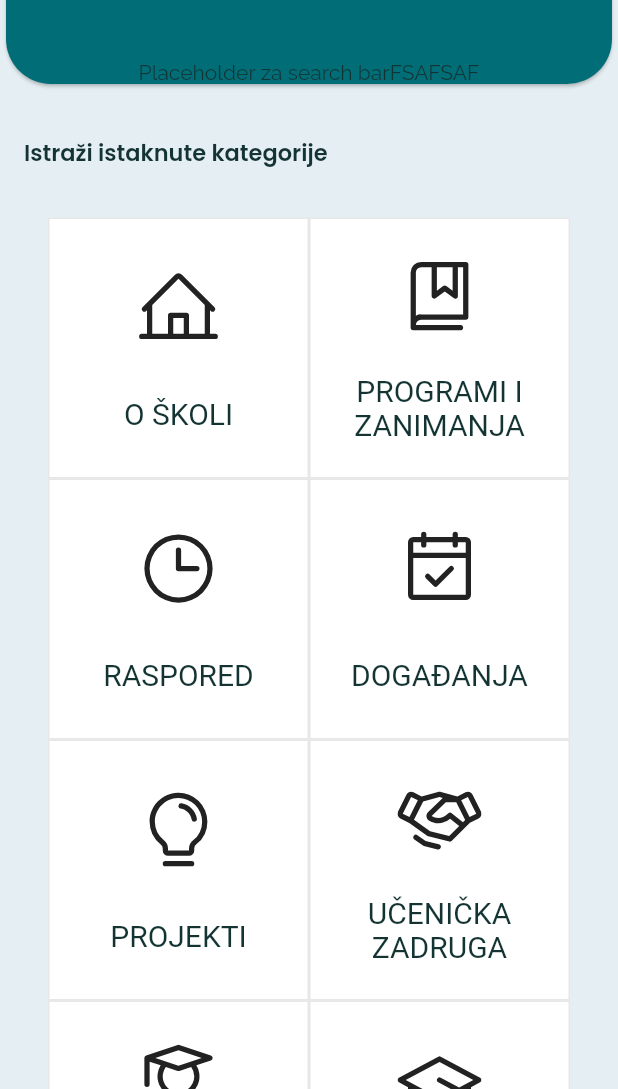
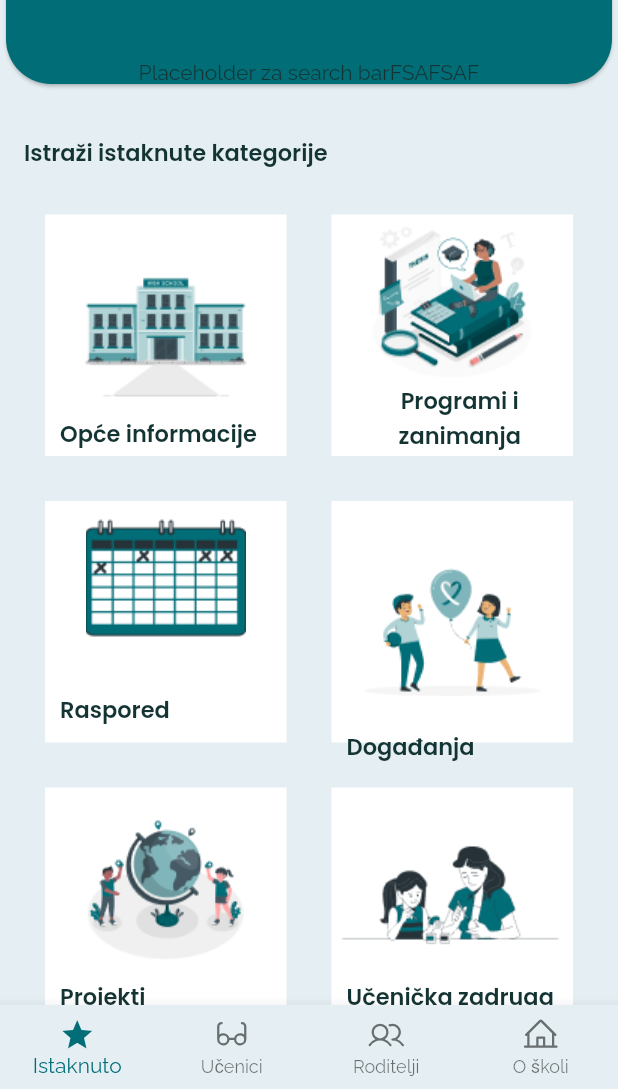
Before and after one commit to lovrodijanovic/SS-Donji-Miholjac, a Flutter app: the screen it shows after launch, on a phone screen of 412 x 824 dp, the part 147-1236 px from its top. Run offline on Flutter 3.47's test engine with Material 2 defaults, Android fonts, the phone set to English and light mode, and no system bars; our stand-ins replace flutter_phosphor_icons, google_fonts, hexcolor; Roboto replaces fonts that are missing (RobotoCondensed).

Commit message:
small changes

```diff
--- a/lib/functionalites.dart
+++ b/lib/functionalites.dart
@@ -1,86 +1,59 @@
 import 'package:flutter/material.dart';
 import 'models/functionality.dart';
-import 'package:flutter_phosphor_icons/flutter_phosphor_icons.dart';
 
-const functionalities = [
+List<Functionaly> functionalities = [
   Functionaly(
       id: 'f1',
-      title: 'O školi',
-      icon: Icon(
-        PhosphorIcons.house_line,
-        size: 56.0,
+      title: 'Opće informacije',
+      image: Image.asset(
+        'assets/images/high_school.png',
+        fit: BoxFit.fitHeight,
       ),
       route: 'aboutSchool'),
   Functionaly(
       id: 'f2',
       title: 'Programi i zanimanja',
-      icon: Icon(
-        PhosphorIcons.book_bookmark,
-        size: 56.0,
-      ),
+      image: Image.asset('assets/images/programi_zanimanja.png',
+          fit: BoxFit.fitHeight),
       route: 'programDescription'),
   Functionaly(
       id: 'f3',
       title: 'Raspored',
-      icon: Icon(
-        PhosphorIcons.clock,
-        size: 56.0,
-      ),
+      image: Image.asset('assets/images/raspored.png'),
       route: 'scedule'),
   Functionaly(
       id: 'f4',
       title: 'Događanja',
-      icon: Icon(
-        PhosphorIcons.calendar_check,
-        size: 56.0,
-      ),
+      image: Image.asset('assets/images/dogadanja.png'),
       route: 'events'),
   Functionaly(
       id: 'f5',
       title: 'Projekti',
-      icon: Icon(
-        PhosphorIcons.lightbulb,
-        size: 56.0,
-      ),
+      image: Image.asset('assets/images/projekti.png'),
       route: 'projects'),
   Functionaly(
       id: 'f6',
       title: 'Učenička zadruga',
-      icon: Icon(
-        PhosphorIcons.handshake,
-        size: 56.0,
-      ),
+      image: Image.asset('assets/images/udruga.png'),
       route: 'studentAssociation'),
   Functionaly(
       id: 'f7',
       title: 'Upis u prvi razred',
-      icon: Icon(
-        PhosphorIcons.student,
-        size: 56.0,
-      ),
+      image: Image.asset('assets/images/upisi_u_prvi_razred.png'),
       route: 'firstGrade'),
   Functionaly(
       id: 'f8',
       title: 'Završni razredi',
-      icon: Icon(
-        PhosphorIcons.graduation_cap,
-        size: 56.0,
-      ),
+      image: Image.asset('assets/images/zavrsni_razredi.png'),
       route: 'lastGrade'),
   Functionaly(
       id: 'f9',
       title: 'Oglasna ploča',
-      icon: Icon(
-        PhosphorIcons.clipboard,
-        size: 56.0,
-      ),
+      image: Image.asset('assets/images/oglasna_ploca.png'),
       route: 'notifications'),
   Functionaly(
       id: 'f10',
       title: 'Informacije i kontakt, knjižnica',
-      icon: Icon(
-        PhosphorIcons.info,
-        size: 56.0,
-      ),
+      image: Image.asset('assets/images/knjiznica.png'),
       route: 'informationAndContact'),
 ];
--- a/lib/functionality_item.dart
+++ b/lib/functionality_item.dart
@@ -1,12 +1,15 @@
 import 'package:flutter/material.dart';
+import 'package:google_fonts/google_fonts.dart';
 
 class FunctionalityItem extends StatelessWidget {
   final String id;
   final String title;
-  final Icon icon;
+  final Image image;
   final String route;
 
-  const FunctionalityItem(this.id, this.title, this.icon, this.route, {Key? key}) : super(key: key);
+  const FunctionalityItem(this.id, this.title, this.image, this.route,
+      {Key? key})
+      : super(key: key);
 
   @override
   Widget build(BuildContext context) {
@@ -16,20 +19,26 @@ class FunctionalityItem extends StatelessWidget {
       },
       splashColor: Theme.of(context).primaryColor,
       child: Container(
-          decoration: BoxDecoration(
-              color: Colors.white,
-              border: Border.all(color: const Color.fromARGB(255, 231, 231, 231))),
+          decoration: const BoxDecoration(
+            color: Colors.white,
+          ),
           child: Column(
             mainAxisAlignment: MainAxisAlignment.spaceEvenly,
             children: [
-              icon,
-              Text(
-                title,
-                style: const TextStyle(
-                    fontSize: 20,
-                    fontFamily: 'RobotoCondensed',
-                    fontWeight: FontWeight.w400),
-                textAlign: TextAlign.center,
+              image,
+              Padding(
+                padding: const EdgeInsets.only(left: 10),
+                child: Align(
+                  alignment: Alignment.centerLeft,
+                  child: Text(
+                    title,
+                    style: GoogleFonts.getFont('Poppins',
+                        fontSize: 15,
+                        fontStyle: FontStyle.normal,
+                        fontWeight: FontWeight.w600),
+                    textAlign: TextAlign.center,
+                  ),
+                ),
               ),
             ],
           )),
--- a/lib/models/functionality.dart
+++ b/lib/models/functionality.dart
@@ -3,13 +3,12 @@ import 'package:flutter/cupertino.dart';
 class Functionaly {
   final String id;
   final String title;
-  final Icon icon;
+  final Image image;
   final String route;
 
-  const Functionaly({
-    required this.id,
-    required this.title,
-    required this.icon,
-    required this.route
-  });
+  const Functionaly(
+      {required this.id,
+      required this.title,
+      required this.image,
+      required this.route});
 }
--- /dev/null
+++ b/lib/navigation_bar.dart
@@ -0,0 +1,60 @@
+import 'package:flutter/material.dart';
+import 'package:hexcolor/hexcolor.dart';
+import 'package:flutter_phosphor_icons/flutter_phosphor_icons.dart';
+import 'package:ss_donji_miholjac/selection_screen.dart';
+
+class MyNavigationBar extends StatefulWidget {
+  const MyNavigationBar({Key? key}) : super(key: key);
+
+  @override
+  State<MyNavigationBar> createState() => _MyNavigationBarState();
+}
+
+class _MyNavigationBarState extends State<MyNavigationBar> {
+  int _selectedIndex = 0;
+  static final List<Widget> _widgetOptions = <Widget>[
+    SelectionScreen(),
+    SelectionScreen(),
+    SelectionScreen(),
+    SelectionScreen(),
+  ];
+
+  void _onItemTapped(int index) {
+    setState(() {
+      _selectedIndex = index;
+    });
+  }
+
+  @override
+  Widget build(BuildContext context) {
+    return Scaffold(
+      body: Center(
+        child: _widgetOptions.elementAt(_selectedIndex),
+      ),
+      bottomNavigationBar: BottomNavigationBar(
+        type: BottomNavigationBarType.fixed,
+        items: const <BottomNavigationBarItem>[
+          BottomNavigationBarItem(
+            icon: Icon(Icons.star),
+            label: 'Istaknuto',
+          ),
+          BottomNavigationBarItem(
+            icon: Icon(PhosphorIcons.eyeglasses),
+            label: 'Učenici',
+          ),
+          BottomNavigationBarItem(
+            icon: Icon(PhosphorIcons.users),
+            label: 'Roditelji',
+          ),
+          BottomNavigationBarItem(
+            icon: Icon(PhosphorIcons.house_line),
+            label: 'O školi',
+          ),
+        ],
+        currentIndex: _selectedIndex,
+        selectedItemColor: HexColor('#006D77'),
+        onTap: _onItemTapped,
+      ),
+    );
+  }
+}
--- a/lib/selection_screen.dart
+++ b/lib/selection_screen.dart
@@ -14,19 +14,30 @@ class SelectionScreen extends StatelessWidget {
     return Scaffold(
       body: Column(
         children: [
-          Card(
-            shape: const RoundedRectangleBorder(borderRadius: BorderRadius.all(Radius.circular(30))),
+          Padding(
+            padding:
+                EdgeInsets.only(top: MediaQuery.of(context).viewPadding.top),
+            child: Card(
+                shape: const RoundedRectangleBorder(
+                    borderRadius: BorderRadius.all(Radius.circular(30))),
                 color: HexColor('#006D77'),
                 child: SizedBox(
                   width: double.infinity,
                   child: Column(
-                children:[
+                    children: [
                       Align(
                         alignment: Alignment.topRight,
                         child: IconButton(
                           alignment: Alignment.centerLeft,
-                      onPressed: () {},
-                      icon: const Icon(PhosphorIcons.info, size: 25, color: Colors.white,),
+                          onPressed: () {
+                            Navigator.pushNamed(
+                                context, 'informationAndContact');
+                          },
+                          icon: const Icon(
+                            PhosphorIcons.info,
+                            size: 25,
+                            color: Colors.white,
+                          ),
                         ),
                       ),
                       Container(
@@ -35,34 +46,52 @@ class SelectionScreen extends StatelessWidget {
                           children: [
                             Align(
                                 alignment: Alignment.centerLeft,
-                        child:
-                          Text('Dobrodošli,', style: GoogleFonts.getFont('Poppins', color: Colors.white, fontWeight: FontWeight.w600, fontSize: 15, fontStyle: FontStyle.normal),)),
+                                child: Text(
+                                  'Dobrodošli,',
+                                  style: GoogleFonts.getFont('Poppins',
+                                      color: Colors.white,
+                                      fontWeight: FontWeight.w600,
+                                      fontSize: 15,
+                                      fontStyle: FontStyle.normal),
+                                )),
                             Align(
                                 alignment: Alignment.centerLeft,
-                      child:
-                        Text('Srednja škola Donji Miholjac', style: GoogleFonts.getFont('Poppins', color: Colors.white, fontSize: 15, fontStyle: FontStyle.normal),)
-                    )
+                                child: Text(
+                                  'Srednja škola Donji Miholjac',
+                                  style: GoogleFonts.getFont('Poppins',
+                                      color: Colors.white,
+                                      fontSize: 15,
+                                      fontStyle: FontStyle.normal),
+                                ))
                           ],
                         ),
                       ),
                       Text('Placeholder za search barFSAFSAF')
                     ],
                   ),
-            )
+                )),
           ),
           Padding(
             padding: const EdgeInsets.only(left: 16, top: 30),
-            child: Align(alignment: Alignment.centerLeft,child: Text('Istraži istaknute kategorije', style: GoogleFonts.getFont('Poppins', fontWeight: FontWeight.w600, fontSize: 15, fontStyle: FontStyle.normal))),
+            child: Align(
+                alignment: Alignment.centerLeft,
+                child: Text('Istraži istaknute kategorije',
+                    style: GoogleFonts.getFont('Poppins',
+                        fontWeight: FontWeight.w600,
+                        fontSize: 15,
+                        fontStyle: FontStyle.normal))),
           ),
           Expanded(
             child: GridView(
-              padding: const EdgeInsets.all(32),
+              padding: const EdgeInsets.all(30),
               gridDelegate: const SliverGridDelegateWithMaxCrossAxisExtent(
+                crossAxisSpacing: 30,
+                mainAxisSpacing: 30,
                 maxCrossAxisExtent: 200,
               ),
               children: functionalities
                   .map((funData) => FunctionalityItem(
-                      funData.id, funData.title.toUpperCase(), funData.icon, funData.route))
+                      funData.id, funData.title, funData.image, funData.route))
                   .toList(),
             ),
           ),
--- a/lib/splash.dart
+++ b/lib/splash.dart
@@ -1,6 +1,8 @@
 import 'package:flutter/material.dart';
 import 'package:ss_donji_miholjac/selection_screen.dart';
 import 'package:google_fonts/google_fonts.dart';
+
+import 'navigation_bar.dart';
 
 class Splash extends StatefulWidget {
   const Splash({Key? key}) : super(key: key);
@@ -16,11 +18,11 @@ class _SplashState extends State<Splash> {
     _navigatetohome();
   }
 
-  _navigatetohome()async{
-    await Future.delayed(Duration(milliseconds: 3000), () {});
-    Navigator.pushReplacement(context, MaterialPageRoute(builder: (context) => SelectionScreen()));
+  _navigatetohome() async {
+    await Future.delayed(const Duration(milliseconds: 3000), () {});
+    Navigator.pushReplacement(
+        context, MaterialPageRoute(builder: (context) => MyNavigationBar()));
   }
-
 
   @override
   Widget build(BuildContext context) {
@@ -29,18 +31,43 @@ class _SplashState extends State<Splash> {
         body: Column(
           mainAxisAlignment: MainAxisAlignment.spaceEvenly,
           children: [
-          Image.asset('assets/images/happy_students.png', fit: BoxFit.contain,),
+            Image.asset(
+              'assets/images/happy_students.png',
+              fit: BoxFit.contain,
+            ),
             Column(
               children: [
-              Text('Srednja škola', style: GoogleFonts.getFont('Poppins', fontWeight: FontWeight.w600, fontSize: 20, fontStyle: FontStyle.normal),),
-              Text('DONJI MIHOLJAC', style: GoogleFonts.getFont('Poppins', fontWeight: FontWeight.w600, fontSize: 32, fontStyle: FontStyle.normal),),
+                Text(
+                  'Srednja škola',
+                  style: GoogleFonts.getFont('Poppins',
+                      fontWeight: FontWeight.w600,
+                      fontSize: 20,
+                      fontStyle: FontStyle.normal),
+                ),
+                Text(
+                  'DONJI MIHOLJAC',
+                  style: GoogleFonts.getFont('Poppins',
+                      fontWeight: FontWeight.w600,
+                      fontSize: 32,
+                      fontStyle: FontStyle.normal),
+                ),
               ],
             ),
             Row(
               mainAxisAlignment: MainAxisAlignment.center,
               children: [
-              Text('Developed by ',style: GoogleFonts.getFont('Poppins', fontWeight: FontWeight.w300, fontSize: 10, fontStyle: FontStyle.normal)),
-              Text('Marrow Labs d.o.o.', style: GoogleFonts.getFont('Poppins', fontWeight: FontWeight.bold, fontSize: 10, fontStyle: FontStyle.normal),),
+                Text('Developed by ',
+                    style: GoogleFonts.getFont('Poppins',
+                        fontWeight: FontWeight.w300,
+                        fontSize: 10,
+                        fontStyle: FontStyle.normal)),
+                Text(
+                  'Marrow Labs d.o.o.',
+                  style: GoogleFonts.getFont('Poppins',
+                      fontWeight: FontWeight.bold,
+                      fontSize: 10,
+                      fontStyle: FontStyle.normal),
+                ),
               ],
             ),
           ],
```
Also changed, not shown: pubspec.yaml (+11 -0 lines), assets/images/dogadanja.png (added), assets/images/high_school.png (added), assets/images/knjiznica.png (added), assets/images/kontakt.png (added), assets/images/oglasna_ploca.png (added), assets/images/programi_zanimanja.png (added), assets/images/projekti.png (added), assets/images/raspored.png (added), assets/images/udruga.png (added), assets/images/upisi_u_prvi_razred.png (added), assets/images/zavrsni_razredi.png (added), 1 other file. Lines whose indentation alone changed are shown as unchanged.
